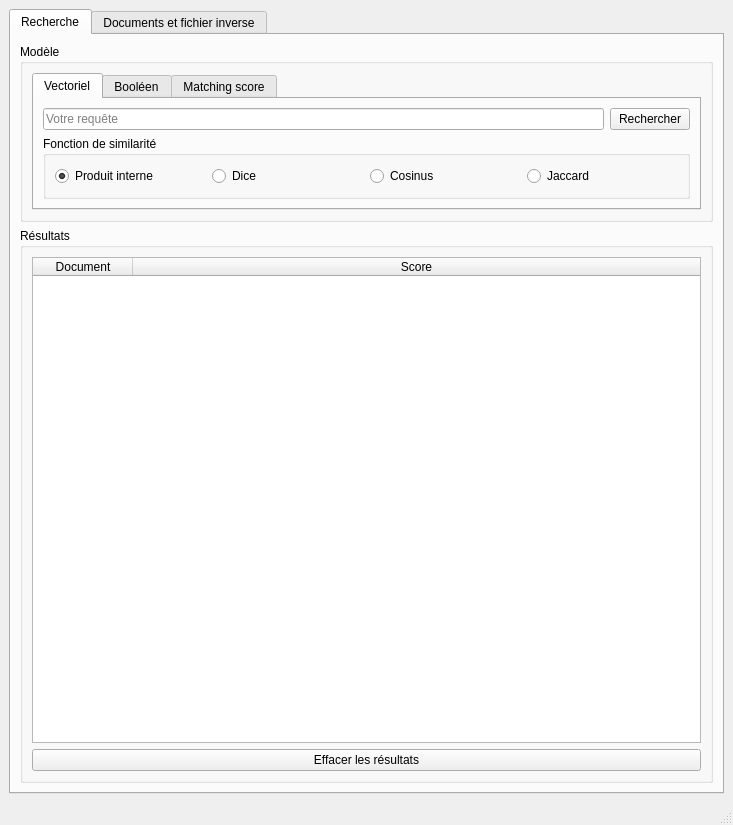
This is MainWindow.ui in Hamza5/RI-TP as Qt 5 draws it before an edit. The edited form follows.
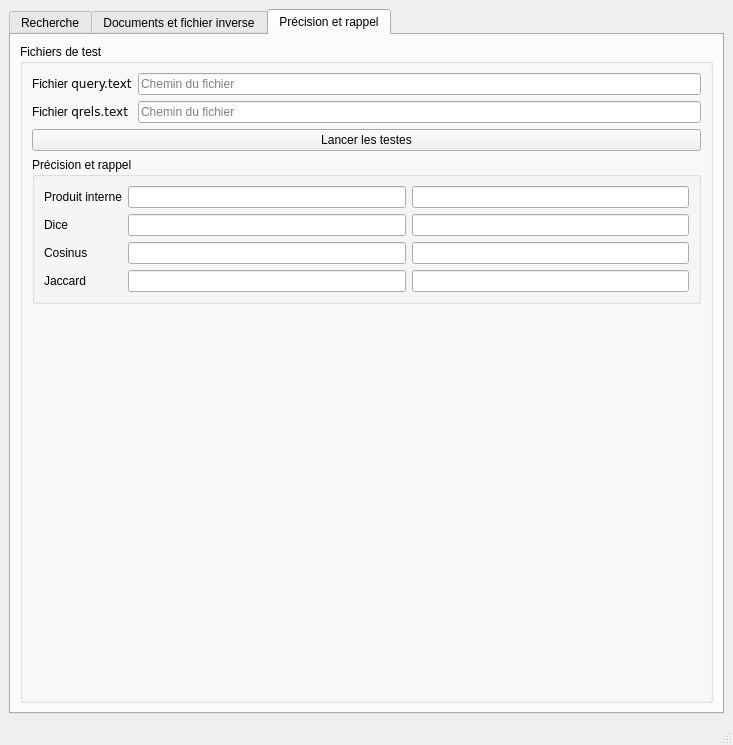
This is the edited form. The open tabs and pages were chosen to show the change.

Commit message: Ajouter le calcul de la précision et du rappel

The edit to the form file:
```diff
--- a/MainWindow.ui
+++ b/MainWindow.ui
@@ -7,7 +7,7 @@
     <x>0</x>
     <y>0</y>
     <width>733</width>
-    <height>825</height>
+    <height>745</height>
    </rect>
   </property>
   <property name="windowTitle">
@@ -268,13 +268,6 @@
              </property>
             </widget>
            </item>
-           <item row="3" column="0">
-            <widget class="QLabel" name="qrelsFileLabel">
-             <property name="text">
-              <string>Fichier &lt;code&gt;qrels.text&lt;/code&gt;</string>
-             </property>
-            </widget>
-           </item>
            <item row="1" column="0">
             <widget class="QLabel" name="commonWordsFileLabel">
              <property name="text">
@@ -282,13 +275,6 @@
              </property>
             </widget>
            </item>
-           <item row="2" column="1">
-            <widget class="QLineEdit" name="queryFileLineEdit">
-             <property name="placeholderText">
-              <string>Chemin du fichier</string>
-             </property>
-            </widget>
-           </item>
            <item row="1" column="1">
             <widget class="QLineEdit" name="commonWordsFileLineEdit">
              <property name="placeholderText">
@@ -296,20 +282,6 @@
              </property>
             </widget>
            </item>
-           <item row="2" column="0">
-            <widget class="QLabel" name="queryFileLabel">
-             <property name="text">
-              <string>Fichier &lt;code&gt;query.text&lt;/code&gt;</string>
-             </property>
-            </widget>
-           </item>
-           <item row="3" column="1">
-            <widget class="QLineEdit" name="qrelsFileLineEdit">
-             <property name="placeholderText">
-              <string>Chemin du fichier</string>
-             </property>
-            </widget>
-           </item>
           </layout>
          </widget>
         </item>
@@ -465,6 +437,150 @@
         </item>
        </layout>
       </widget>
+      <widget class="QWidget" name="precisionRecalTab">
+       <attribute name="title">
+        <string>Précision et rappel</string>
+       </attribute>
+       <layout class="QVBoxLayout" name="verticalLayout_11">
+        <item>
+         <widget class="QGroupBox" name="queryGroupBox">
+          <property name="title">
+           <string>Fichiers de test</string>
+          </property>
+          <layout class="QFormLayout" name="formLayout">
+           <item row="0" column="0">
+            <widget class="QLabel" name="queryFileLabel">
+             <property name="text">
+              <string>Fichier &lt;code&gt;query.text&lt;/code&gt;</string>
+             </property>
+            </widget>
+           </item>
+           <item row="0" column="1">
+            <widget class="QLineEdit" name="queryFileLineEdit">
+             <property name="placeholderText">
+              <string>Chemin du fichier</string>
+             </property>
+            </widget>
+           </item>
+           <item row="1" column="0">
+            <widget class="QLabel" name="qrelsFileLabel">
+             <property name="text">
+              <string>Fichier &lt;code&gt;qrels.text&lt;/code&gt;</string>
+             </property>
+            </widget>
+           </item>
+           <item row="1" column="1">
+            <widget class="QLineEdit" name="qrelsFileLineEdit">
+             <property name="placeholderText">
+              <string>Chemin du fichier</string>
+             </property>
+            </widget>
+           </item>
+           <item row="3" column="0" colspan="2">
+            <widget class="QGroupBox" name="precisionRecallGroupBox">
+             <property name="title">
+              <string>Précision et rappel</string>
+             </property>
+             <layout class="QGridLayout" name="gridLayout_2">
+              <item row="0" column="0">
+               <widget class="QLabel" name="innerProductLabel">
+                <property name="text">
+                 <string>Produit interne</string>
+                </property>
+               </widget>
+              </item>
+              <item row="0" column="1">
+               <widget class="QLineEdit" name="innerProductPrecisionLineEdit">
+                <property name="readOnly">
+                 <bool>true</bool>
+                </property>
+               </widget>
+              </item>
+              <item row="0" column="2">
+               <widget class="QLineEdit" name="innerProductRecallLineEdit">
+                <property name="readOnly">
+                 <bool>true</bool>
+                </property>
+               </widget>
+              </item>
+              <item row="1" column="0">
+               <widget class="QLabel" name="diceLabel">
+                <property name="text">
+                 <string>Dice</string>
+                </property>
+               </widget>
+              </item>
+              <item row="1" column="1">
+               <widget class="QLineEdit" name="dicePrecisionLineEdit">
+                <property name="readOnly">
+                 <bool>true</bool>
+                </property>
+               </widget>
+              </item>
+              <item row="1" column="2">
+               <widget class="QLineEdit" name="diceRecallLineEdit">
+                <property name="readOnly">
+                 <bool>true</bool>
+                </property>
+               </widget>
+              </item>
+              <item row="2" column="0">
+               <widget class="QLabel" name="cosLabel">
+                <property name="text">
+                 <string>Cosinus</string>
+                </property>
+               </widget>
+              </item>
+              <item row="2" column="1">
+               <widget class="QLineEdit" name="cosPrecisionLineEdit">
+                <property name="readOnly">
+                 <bool>true</bool>
+                </property>
+               </widget>
+              </item>
+              <item row="2" column="2">
+               <widget class="QLineEdit" name="cosRecallLineEdit">
+                <property name="readOnly">
+                 <bool>true</bool>
+                </property>
+               </widget>
+              </item>
+              <item row="3" column="0">
+               <widget class="QLabel" name="jaccardLabel">
+                <property name="text">
+                 <string>Jaccard</string>
+                </property>
+               </widget>
+              </item>
+              <item row="3" column="1">
+               <widget class="QLineEdit" name="jaccardPrecisionLineEdit">
+                <property name="readOnly">
+                 <bool>true</bool>
+                </property>
+               </widget>
+              </item>
+              <item row="3" column="2">
+               <widget class="QLineEdit" name="jaccardRecallLineEdit">
+                <property name="readOnly">
+                 <bool>true</bool>
+                </property>
+               </widget>
+              </item>
+             </layout>
+            </widget>
+           </item>
+           <item row="2" column="0" colspan="2">
+            <widget class="QPushButton" name="precisionRecallPushButton">
+             <property name="text">
+              <string>Lancer les testes</string>
+             </property>
+            </widget>
+           </item>
+          </layout>
+         </widget>
+        </item>
+       </layout>
+      </widget>
      </widget>
     </item>
    </layout>
```
The commit also changes 2 other files.
